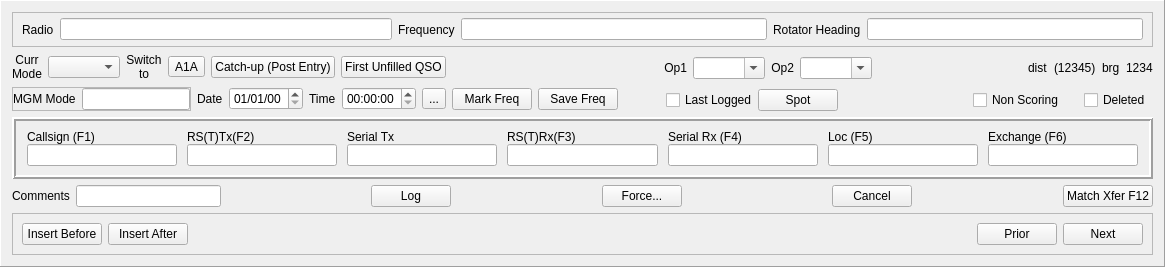
First picture: the form in mqt/MqtLogger/qsologframe.ui, repository Rsclub22/Minos2-Mirror, before the edit.
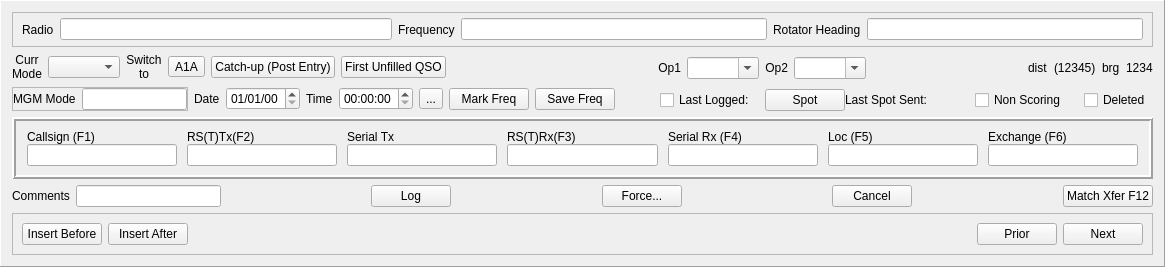
Second picture: the form after the edit.

Commit message: initial send spot to DXCluster - the full send is prevented while testing my a macro set in clustermainwindow.cpp. The send controls in qsologframe are set visible by a enableTxspots checkbox in general setting, in cluster server.

Patch:
```diff
--- a/mqt/MqtLogger/qsologframe.ui
+++ b/mqt/MqtLogger/qsologframe.ui
@@ -428,7 +428,14 @@
            <item>
             <widget class="QCheckBox" name="lastLoggedChkBx">
              <property name="text">
-              <string>Last Logged</string>
+              <string>Last Logged: </string>
+             </property>
+            </widget>
+           </item>
+           <item>
+            <widget class="QLabel" name="lastLoggedCallsignLbl">
+             <property name="text">
+              <string/>
              </property>
             </widget>
            </item>
@@ -441,6 +448,20 @@
            </item>
           </layout>
          </item>
+         <item>
+          <widget class="QLabel" name="lastSpotSentTitleLbl">
+           <property name="text">
+            <string>Last Spot Sent: </string>
+           </property>
+          </widget>
+         </item>
+         <item>
+          <widget class="QLabel" name="lastSpotSentLbl">
+           <property name="text">
+            <string/>
+           </property>
+          </widget>
+         </item>
          <item>
           <spacer name="horizontalSpacer_8">
            <property name="orientation">
```
The commit also changes 17 other files.
